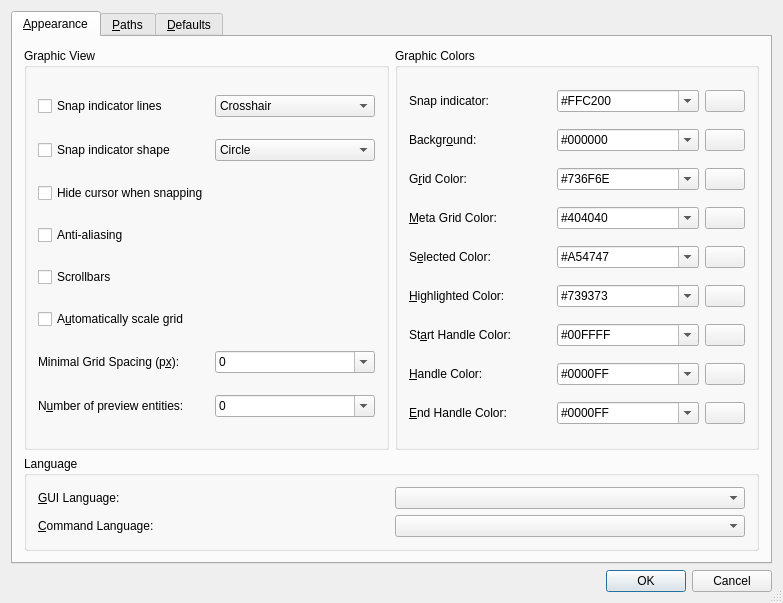
First picture: the form in librecad/src/ui/forms/qg_dlgoptionsgeneral.ui, repository LibreCAD/LibreCAD, before the edit.
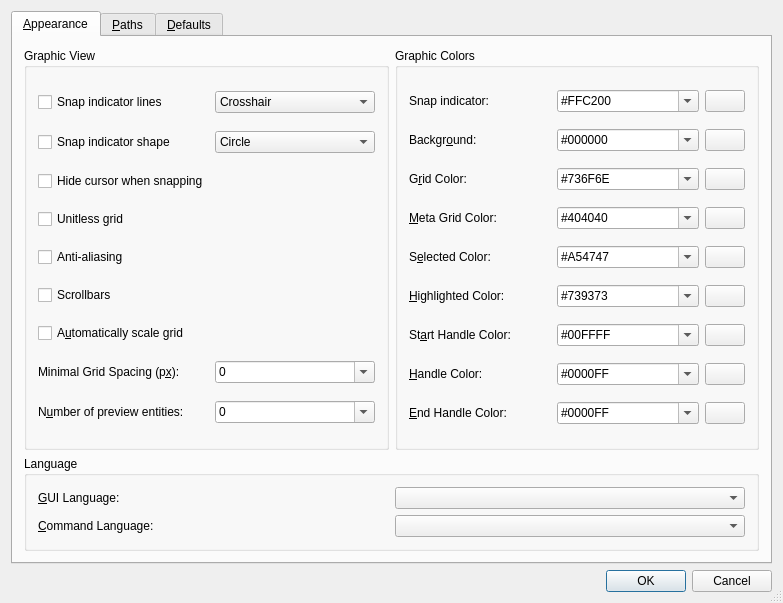
Second picture: the form after the edit. The open tabs and pages were chosen to show the change. Icons and pictures are not drawn.

```diff
--- a/librecad/src/ui/forms/qg_dlgoptionsgeneral.ui
+++ b/librecad/src/ui/forms/qg_dlgoptionsgeneral.ui
@@ -179,20 +179,27 @@
            </widget>
           </item>
           <item row="3" column="0">
+           <widget class="QCheckBox" name="cb_unitless_grid">
+            <property name="text">
+             <string>Unitless grid</string>
+            </property>
+           </widget>
+          </item>
+          <item row="4" column="0">
            <widget class="QCheckBox" name="cb_antialiasing">
             <property name="text">
              <string>Anti-aliasing</string>
             </property>
            </widget>
           </item>
-          <item row="4" column="0">
+          <item row="5" column="0">
            <widget class="QCheckBox" name="scrollbars_check_box">
             <property name="text">
              <string>Scrollbars</string>
             </property>
            </widget>
           </item>
-          <item row="5" column="0">
+          <item row="6" column="0">
            <widget class="QCheckBox" name="cbScaleGrid">
             <property name="text">
              <string>A&amp;utomatically scale grid</string>
@@ -202,7 +209,7 @@
             </property>
            </widget>
           </item>
-          <item row="6" column="0">
+          <item row="7" column="0">
            <widget class="QLabel" name="lMinGridSpacing">
             <property name="text">
              <string>Minimal Grid Spacing (p&amp;x):</string>
@@ -215,7 +222,7 @@
             </property>
            </widget>
           </item>
-          <item row="6" column="1">
+          <item row="7" column="1">
            <widget class="QComboBox" name="cbMinGridSpacing">
             <property name="editable">
              <bool>true</bool>
@@ -262,7 +269,7 @@
             </item>
            </widget>
           </item>
-          <item row="7" column="0">
+          <item row="8" column="0">
            <widget class="QLabel" name="lMaxPreview">
             <property name="text">
              <string>N&amp;umber of preview entities:</string>
@@ -275,7 +282,7 @@
             </property>
            </widget>
           </item>
-          <item row="7" column="1">
+          <item row="8" column="1">
            <widget class="QComboBox" name="cbMaxPreview">
             <property name="editable">
              <bool>true</bool>
```
